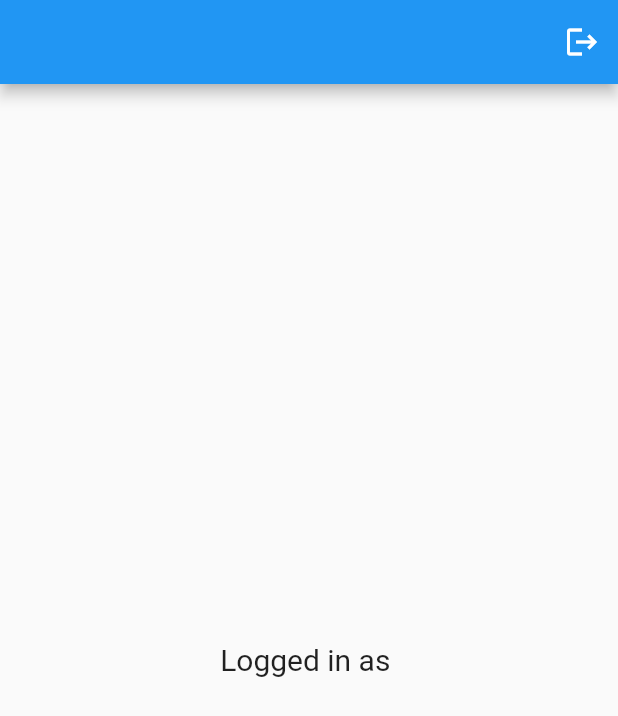
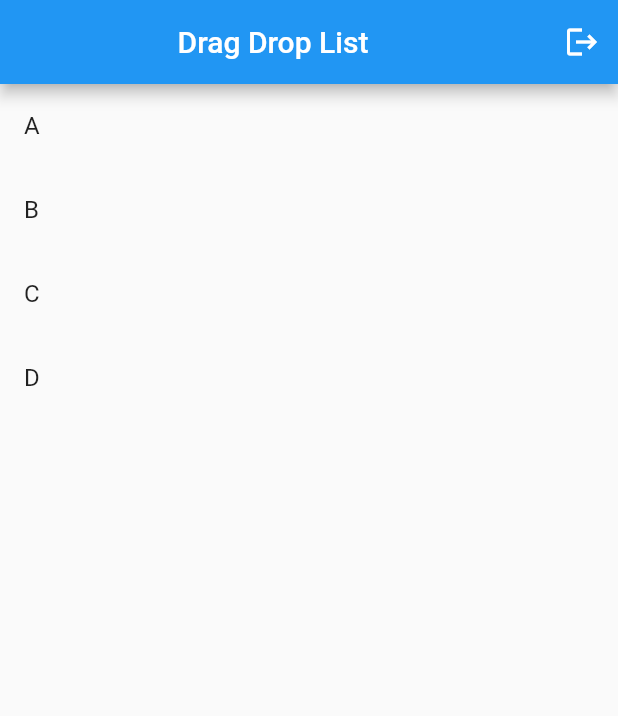
Before and after one commit to anjalstha/Minimal-UI, a Flutter app: the screen it shows once a user with an empty profile is signed in, on a phone screen of 412 x 824 dp. Shown: the top 716 px of the screen. Run offline on Flutter 3.47's test engine with Material 2 defaults, Android fonts, the phone set to English and light mode, and no system bars; our stand-ins replace firebase_auth, firebase_core, google_sign_in; accounts and stored records are empty.

Commit message:
Added Drag Drop List On HomePage

```diff
--- a/lib/pages/home_page.dart
+++ b/lib/pages/home_page.dart
@@ -1,9 +1,14 @@
 import 'package:firebase_auth/firebase_auth.dart';
 import 'package:flutter/material.dart';
 
-class HomePage extends StatelessWidget {
+class HomePage extends StatefulWidget {
   HomePage({super.key});
 
+  @override
+  State<HomePage> createState() => _HomePageState();
+}
+
+class _HomePageState extends State<HomePage> {
   final user = FirebaseAuth.instance.currentUser!;
 
 //sign user out method
@@ -11,19 +16,48 @@ class HomePage extends StatelessWidget {
     FirebaseAuth.instance.signOut();
   }
 
+  //list of tiles
+  final List myTiles = [
+    'A',
+    'B',
+    'C',
+    'D',
+  ];
+
+// reorder method
+  void updateMyTiles(int oldIndex, int newIndex) {
+    setState(() {
+      //adjustment for moving tiles down
+      if (oldIndex < newIndex) {
+        newIndex--;
+      }
+
+      //get the tile
+      final tile = myTiles.removeAt(oldIndex);
+
+      //place the tile
+      myTiles.insert(newIndex, tile);
+    });
+  }
+
   @override
   Widget build(BuildContext context) {
     return Scaffold(
       appBar: AppBar(
+        title: Center(child: const Text('Drag Drop List')),
         actions: [
           IconButton(onPressed: signUerOut, icon: const Icon(Icons.logout))
         ],
       ),
-      body: Center(
-        child: Text(
-          'Logged in as ${user.email!}',
-          style: const TextStyle(fontSize: 20),
-        ),
+      body: ReorderableListView(
+        children: [
+          for (final tile in myTiles)
+            ListTile(
+              key: ValueKey(tile),
+              title: Text(tile),
+            ),
+        ],
+        onReorder: (oldIndex, newIndex) => updateMyTiles(oldIndex, newIndex),
       ),
     );
   }
```
